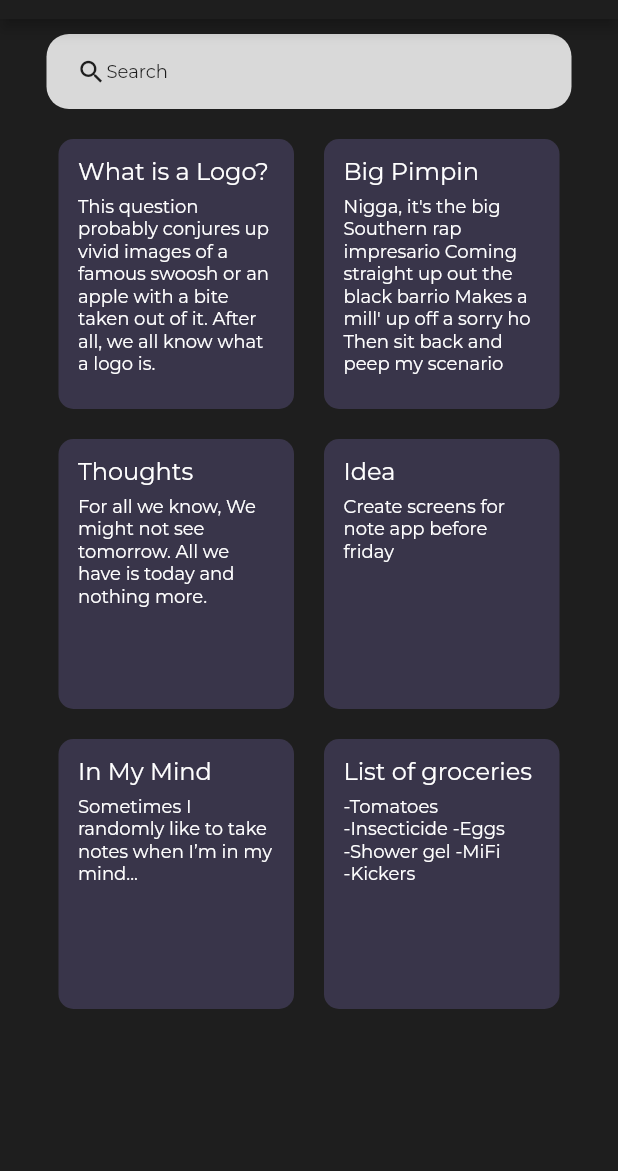
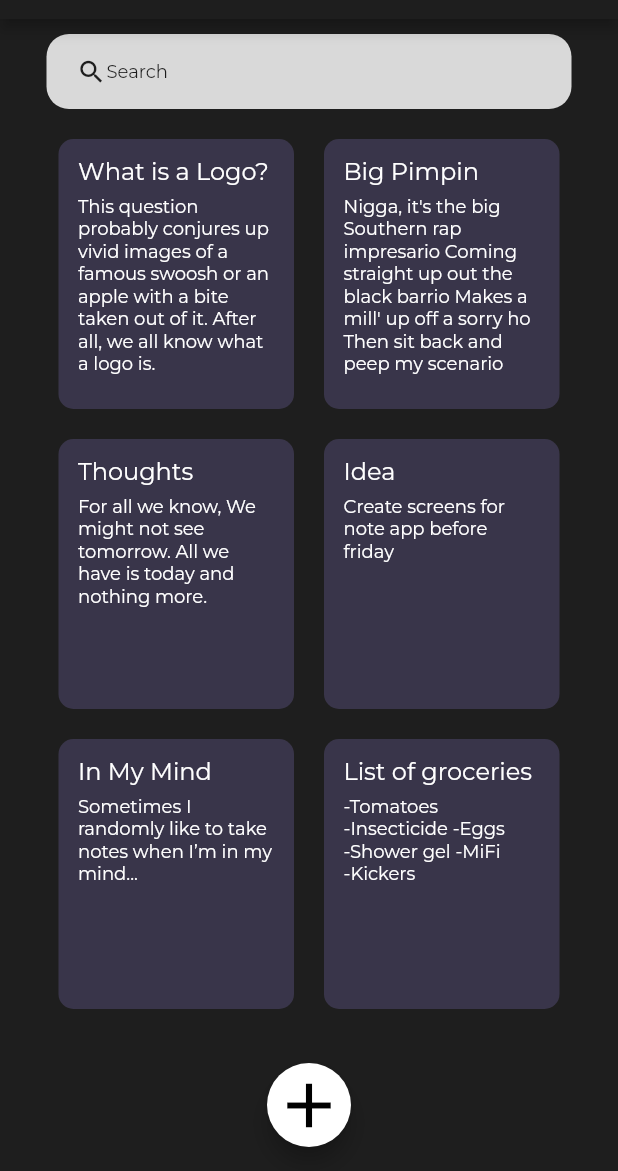
Before and after one commit to aditfahmi/notelyApps, a Flutter app: the screen it shows after launch, on a phone screen of 412 x 824 dp, the part 65-1236 px from its top. Run offline on Flutter 3.47's test engine with Material 2 defaults, Android fonts, the phone set to English and light mode, and no system bars.

Commit message:
Add floating action Button

```diff
--- a/lib/main.dart
+++ b/lib/main.dart
@@ -294,6 +294,16 @@ class MyApp extends StatelessWidget {
             ],
           ),
         ),
+        floatingActionButtonLocation: FloatingActionButtonLocation.centerFloat,
+        floatingActionButton: FloatingActionButton(
+          onPressed: () {},
+          child: Icon(
+            Icons.add,
+            color: Colors.black,
+            size: 50.0,
+          ),
+          backgroundColor: Colors.white,
+        ),
       ),
     );
   }
```
